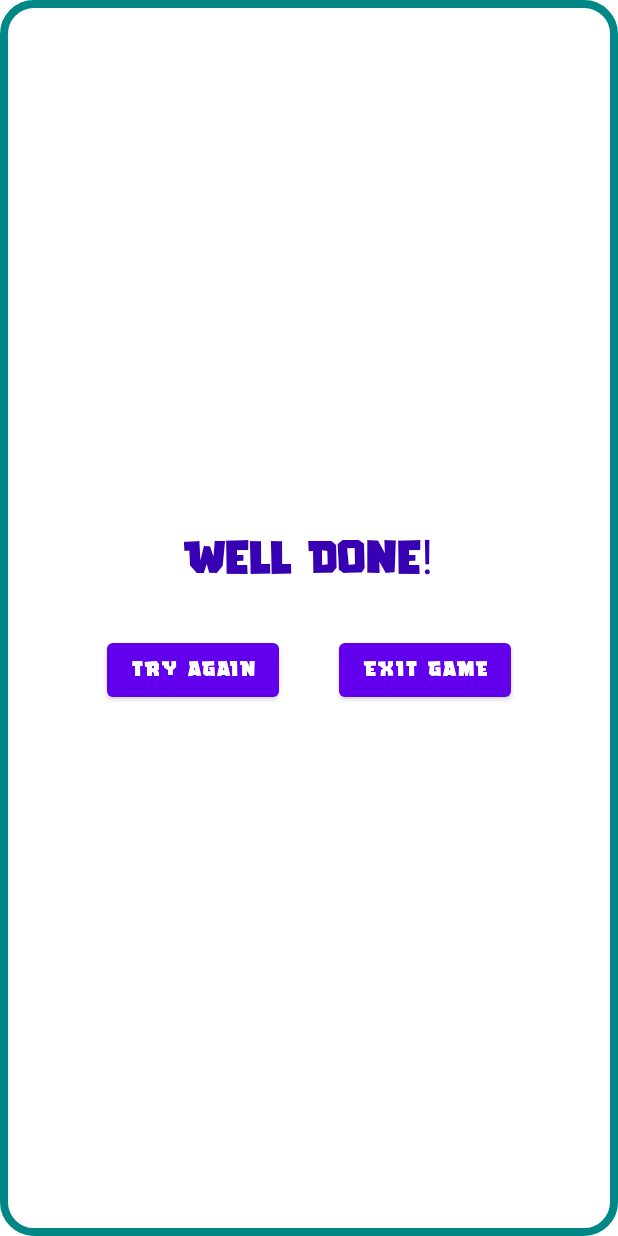
After one commit to buster92/memory-game, an Android app: the layout dialog_stage_clear.xml on its own in the app's theme, with its tools: preview values and no code run, on a phone screen of 412 x 824 dp. The commit adds this screen. Run offline under Robolectric (Android 15) with nearby library versions, the phone set to English and light mode, and no system bars.

Commit message:
improving sounds and gameplay

```diff
--- a/app/src/main/java/com/andresgarrido/memorygame/HomeFragment.kt
+++ b/app/src/main/java/com/andresgarrido/memorygame/HomeFragment.kt
@@ -1,5 +1,6 @@
 package com.andresgarrido.memorygame
 
+import android.content.pm.ActivityInfo
 import android.os.Bundle
 import androidx.fragment.app.Fragment
 import android.view.LayoutInflater
@@ -17,6 +18,7 @@ class HomeFragment : Fragment() {
         inflater: LayoutInflater, container: ViewGroup?,
         savedInstanceState: Bundle?
     ): View? {
+        activity?.requestedOrientation = ActivityInfo.SCREEN_ORIENTATION_SENSOR
         val binding = FragmentHomeBinding.inflate(inflater)
 
         binding.lifecycleOwner = this
@@ -35,6 +37,7 @@ class HomeFragment : Fragment() {
                 val action = HomeFragmentDirections.actionHomeFragmentToGameFragment(option)
                 findNavController().navigate(action)
                 viewModel.selectMenuItem(null, HomeViewModel.BoardType.NONE)
+                viewModel.isStartGameVisible.postValue(true)
             }
 
         })
--- /dev/null
+++ b/app/src/main/res/layout/dialog_stage_clear.xml
@@ -0,0 +1,51 @@
+<?xml version="1.0" encoding="utf-8"?>
+<LinearLayout
+    xmlns:android="http://schemas.android.com/apk/res/android"
+    android:layout_width="match_parent"
+    android:layout_height="match_parent"
+    android:background="@drawable/rounded_square_bg"
+    android:gravity="center"
+    android:padding="8dp"
+    android:orientation="vertical">
+
+
+    <TextView
+        android:layout_width="wrap_content"
+        android:layout_height="wrap_content"
+        android:fontFamily="@font/gameria"
+        android:textColor="@color/purple_700"
+        android:textSize="32sp"
+        android:layout_margin="32dp"
+        android:layout_gravity="center_horizontal"
+        android:text="@string/well_done" />
+
+    <LinearLayout
+        android:layout_width="match_parent"
+        android:layout_height="wrap_content"
+        android:layout_marginBottom="32dp"
+        android:orientation="horizontal"
+        android:gravity="center_horizontal">
+
+        <Button
+            android:id="@+id/button_try_again"
+            android:layout_width="wrap_content"
+            android:layout_height="wrap_content"
+            android:fontFamily="@font/gameria"
+            android:text="@string/try_again" />
+
+        <Space
+            android:layout_width="40dp"
+            android:layout_height="wrap_content" />
+
+
+        <Button
+            android:id="@+id/button_exit_game"
+            android:layout_width="wrap_content"
+            android:layout_height="wrap_content"
+            android:fontFamily="@font/gameria"
+            android:text="@string/exit_game" />
+
+    </LinearLayout>
+
+
+</LinearLayout>
--- a/app/src/main/res/values/strings.xml
+++ b/app/src/main/res/values/strings.xml
@@ -9,5 +9,8 @@
     <string name="size_4_x_5">4x5</string>
 
     <string name="start_game">Start Game</string>
+    <string name="well_done">Well Done!</string>
+    <string name="try_again">Try Again</string>
+    <string name="exit_game">Exit Game</string>
     <string name="exit">Exit</string>
 </resources>
```
Also changed, not shown: app/src/main/java/com/andresgarrido/memorygame/MemoryGameFragment.kt (+18 -3 lines), app/src/main/java/com/andresgarrido/memorygame/MemoryGameViewModel.kt (+65 -13 lines).
